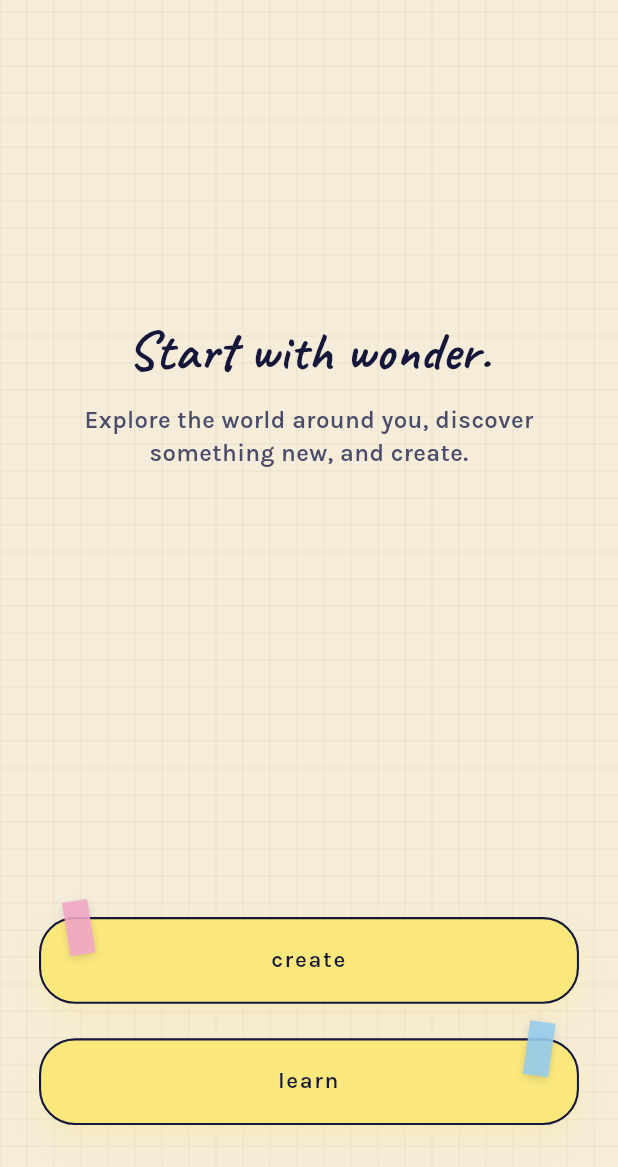
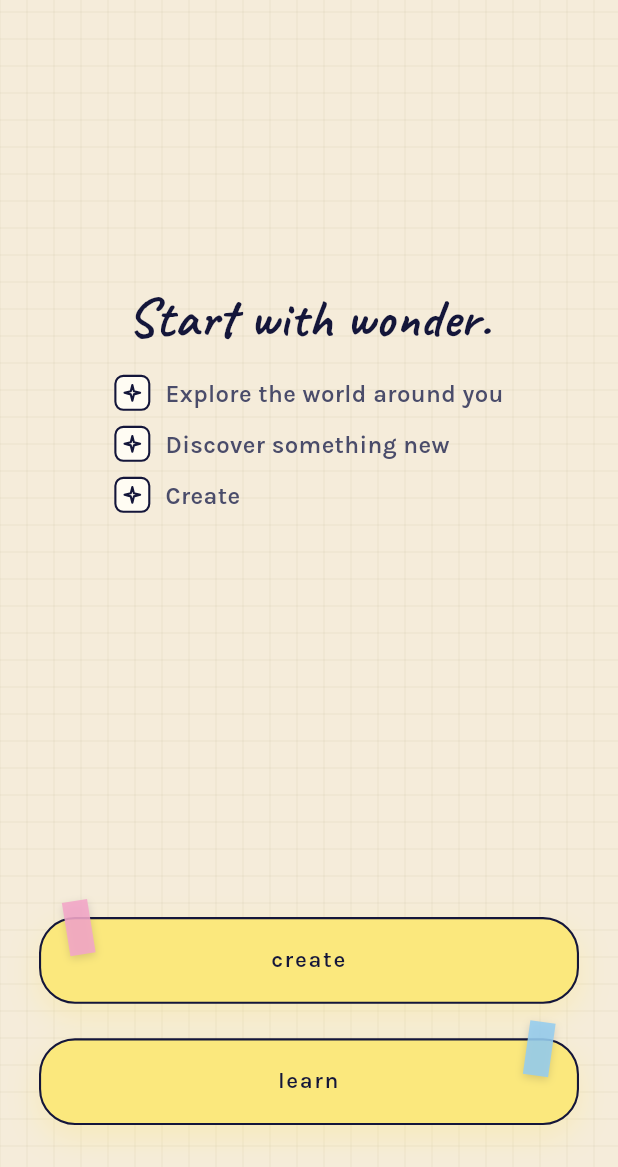
Before and after one commit to HARSHEE04/Wonderly, a Flutter app: the screen it shows after launch, on a phone screen of 412 x 824 dp, the part 69-1236 px from its top. Run offline on Flutter 3.47's test engine with Material 3 defaults, Android fonts, the phone set to English and light mode, and no system bars; our stand-ins replace google_fonts.

Commit message:
fixed up onboarding page

```diff
--- a/lib/screens/home_screen.dart
+++ b/lib/screens/home_screen.dart
@@ -1,13 +1,15 @@
 import 'package:flutter/material.dart';
 
 import '../theme/app_theme.dart';
+import '../data/models.dart';
 import '../widgets/app_transitions.dart';
 import '../widgets/atelier_button.dart';
 import '../widgets/brand_mark.dart';
 import '../widgets/circle_icon_button.dart';
+import '../widgets/line_icon.dart';
 import '../widgets/paper_texture.dart';
-import 'create_challenge_screen.dart';
 import 'learn_mode_screen.dart';
+import 'learn_scan_screen.dart';
 import 'library_screen.dart';
 
 class HomeScreen extends StatelessWidget {
@@ -74,15 +76,19 @@ class HomeScreen extends StatelessWidget {
                                     color: AppColors.ink,
                                   ),
                                 ),
-                                const SizedBox(height: 16),
-                                Text(
-                                  'Explore the world around you, discover something new, and create.',
-                                  textAlign: TextAlign.center,
-                                  style: sketchBody(
-                                    fontSize: 16,
-                                    weight: FontWeight.w600,
-                                    color: AppColors.inkSoft,
-                                  ),
+                                const SizedBox(height: 20),
+                                Column(
+                                  mainAxisSize: MainAxisSize.min,
+                                  crossAxisAlignment: CrossAxisAlignment.start,
+                                  children: const [
+                                    _ChecklistItem(
+                                      'Explore the world around you',
+                                    ),
+                                    SizedBox(height: 10),
+                                    _ChecklistItem('Discover something new'),
+                                    SizedBox(height: 10),
+                                    _ChecklistItem('Create'),
+                                  ],
                                 ),
                               ],
                             ),
@@ -95,7 +101,12 @@ class HomeScreen extends StatelessWidget {
                             tapeColor: AppColors.tapePink,
                             tapeOnLeft: true,
                             onTap: () => Navigator.of(context).push(
-                              risePageRoute(const CreateChallengeScreen()),
+                              risePageRoute(
+                                const LearnScanScreen(
+                                  mode: ScanMode.photo,
+                                  origin: 'Create',
+                                ),
+                              ),
                             ),
                           ),
                           const SizedBox(height: 12),
@@ -122,3 +133,45 @@ class HomeScreen extends StatelessWidget {
     );
   }
 }
+
+/// One row of the onboarding checklist, a small squared checkbox holding a
+/// hand-drawn spark instead of a plain checkmark, paired with a short line
+/// of the "explore, discover, create" promise.
+class _ChecklistItem extends StatelessWidget {
+  final String label;
+  const _ChecklistItem(this.label);
+
+  @override
+  Widget build(BuildContext context) {
+    return Row(
+      mainAxisSize: MainAxisSize.min,
+      children: [
+        Container(
+          width: 24,
+          height: 24,
+          decoration: BoxDecoration(
+            color: AppColors.paperLight,
+            border: Border.all(color: AppColors.ink, width: 1.4),
+            borderRadius: BorderRadius.circular(6),
+          ),
+          child: Center(
+            child: LineIcon(
+              glyph: IconGlyph.spark,
+              size: 13,
+              color: AppColors.ink,
+            ),
+          ),
+        ),
+        const SizedBox(width: 10),
+        Text(
+          label,
+          style: sketchBody(
+            fontSize: 16,
+            weight: FontWeight.w600,
+            color: AppColors.inkSoft,
+          ),
+        ),
+      ],
+    );
+  }
+}
```
Also changed, not shown: lib/data/mock_data.dart (+51 -0 lines), lib/screens/create_challenge_screen.dart (+19 -38 lines), lib/screens/learn_analyzing_screen.dart (+25 -6 lines), lib/screens/learn_scan_screen.dart (+9 -3 lines).
